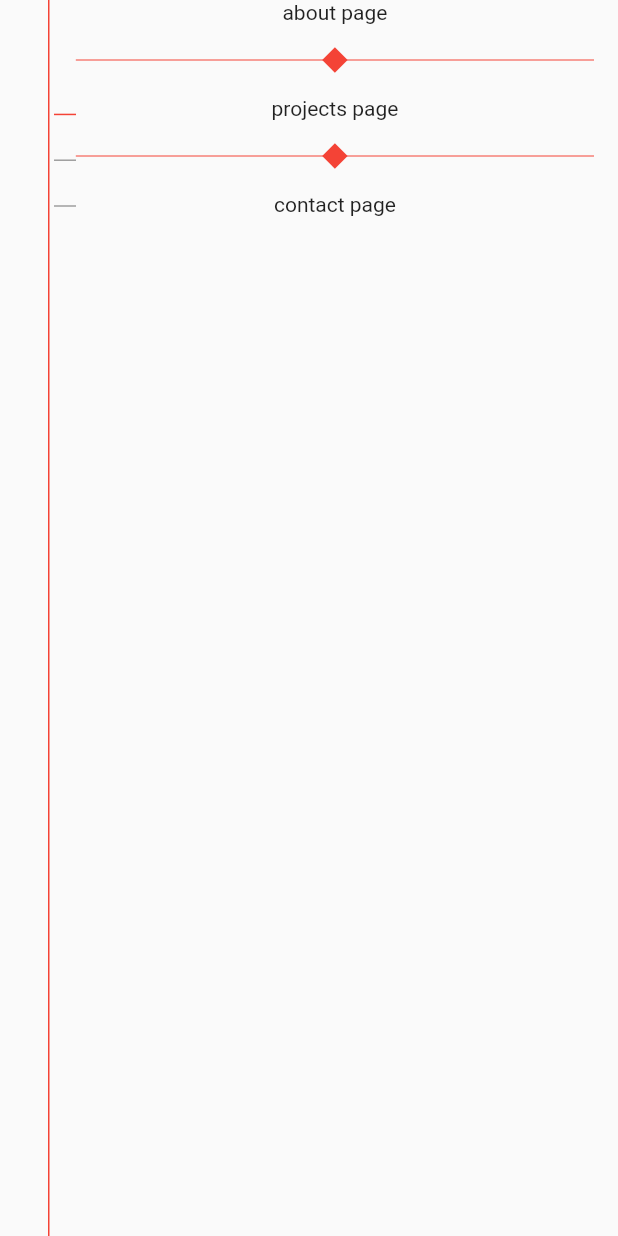
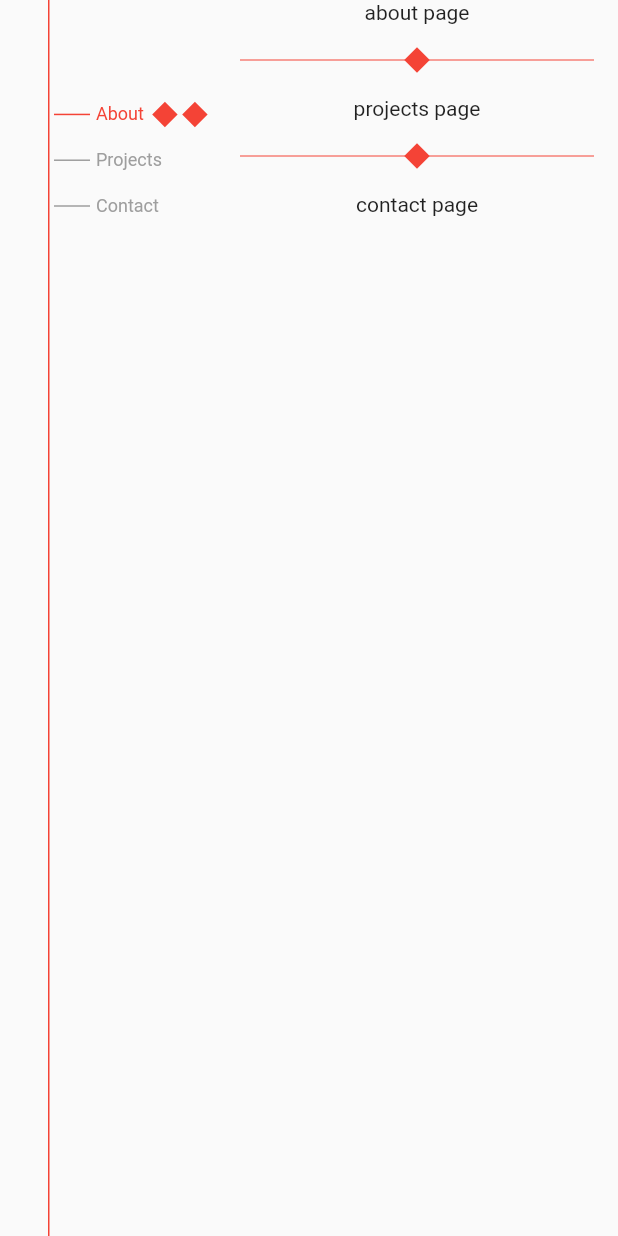
Before and after one commit to emirac/resume, a Flutter app: the screen it shows after launch, on a phone screen of 412 x 824 dp. Run offline on Flutter 3.47's test engine with Material 2 defaults, Android fonts, the phone set to English and light mode, and no system bars.

Commit message:
Added menu

```diff
--- a/lib/main.dart
+++ b/lib/main.dart
@@ -1,12 +1,18 @@
 import 'package:flutter/material.dart';
+import 'package:provider/provider.dart';
 import 'package:resume/pages/about_page.dart';
 import 'package:resume/pages/contact_page.dart';
 import 'package:resume/pages/projects_page.dart';
+import 'package:resume/providers/menu_provider.dart';
 import 'package:resume/widgtes/common/divider.dart';
 import 'package:resume/widgtes/common/menu.dart';
 
 void main() {
-  runApp(MyApp());
+  runApp(MultiProvider(providers: [
+    ChangeNotifierProvider<MenuProvider>(
+      create: (_) => MenuProvider(),
+    ),
+  ], child: MyApp()));
 }
 
 class MyApp extends StatelessWidget {
@@ -22,7 +28,11 @@ class MyApp extends StatelessWidget {
           padding: EdgeInsets.only(right: 16, left: 16),
           child: Row(
             children: [
-              Expanded(
+              ConstrainedBox(
+                constraints: BoxConstraints(
+                  minWidth: 124,
+                  maxWidth: 144,
+                ),
                 child: Stack(
                   children: [
                     Positioned(
--- /dev/null
+++ b/lib/providers/menu_provider.dart
@@ -0,0 +1,13 @@
+import 'package:flutter/material.dart';
+import 'package:resume/utils/pages.dart';
+
+class MenuProvider extends ChangeNotifier {
+  MenuProvider();
+
+  Pages activeRoute = Pages.About;
+
+  void setActiveRoute(Pages route) {
+    this.activeRoute = route;
+    this.notifyListeners();
+  }
+}
--- /dev/null
+++ b/lib/utils/pages.dart
@@ -0,0 +1,5 @@
+enum Pages {
+  About,
+  Projects,
+  Contact,
+}
--- a/lib/widgtes/common/menu.dart
+++ b/lib/widgtes/common/menu.dart
@@ -1,4 +1,5 @@
 import 'package:flutter/material.dart';
+import 'package:resume/utils/pages.dart';
 import 'package:resume/widgtes/common/menu_item.dart';
 
 class Menu extends StatelessWidget {
@@ -9,8 +10,6 @@ class Menu extends StatelessWidget {
     return Container(
       height: height,
       child: Stack(
-        // mainAxisAlignment: MainAxisAlignment.start,
-        // crossAxisAlignment: CrossAxisAlignment.start,
         children: <Widget>[
           Positioned(
             top: 0,
@@ -32,31 +31,22 @@ class Menu extends StatelessWidget {
               ),
               Expanded(
                 child: MenuItem(
-                  text: 'About',
-                  isActive: true,
+                  page: Pages.About,
                 ),
               ),
               Expanded(
                 child: MenuItem(
-                  text: 'Projects',
-                  isActive: false,
+                  page: Pages.Projects,
                 ),
               ),
               Expanded(
                 child: MenuItem(
-                  text: 'Contact',
-                  isActive: false,
+                  page: Pages.Contact,
                 ),
               ),
               Spacer(flex: 22),
             ],
           )
-          // Expanded(
-          //   child: VerticalDivider(
-          //     color: Colors.red,
-          //   ),
-          //   flex: 12,
-          // ),
         ],
       ),
     );
--- a/lib/widgtes/common/menu_item.dart
+++ b/lib/widgtes/common/menu_item.dart
@@ -1,51 +1,71 @@
 import 'package:flutter/material.dart';
+import 'package:provider/provider.dart';
+import 'package:resume/providers/menu_provider.dart';
+import 'package:resume/utils/pages.dart';
 import 'package:resume/widgtes/common/diamond.dart';
 
 class MenuItem extends StatelessWidget {
-  final String text;
-  final bool isActive;
+  final Pages page;
 
-  MenuItem({this.text = '', this.isActive = false});
+  MenuItem({this.page = Pages.About});
 
   @override
   Widget build(BuildContext context) {
+    String text = this.page.toString().split('.').last;
+
     return SizedBox(
       height: 32,
       width: 150,
       child: Padding(
         padding: const EdgeInsets.all(4),
-        child: Row(
+        child: Consumer<MenuProvider>(
+          builder: (_, MenuProvider menu, __) => Row(
             children: [
               SizedBox(
                 height: 1,
                 width: 24,
                 child: DecoratedBox(
                   decoration: BoxDecoration(
-                    color: this.isActive ? Colors.red : Colors.grey),
+                      color: menu.activeRoute == this.page
+                          ? Colors.red
+                          : Colors.grey),
                 ),
               ),
               Padding(
                 padding: const EdgeInsets.all(4.0),
+                child: MouseRegion(
+                  cursor: SystemMouseCursors.click,
+                  child: GestureDetector(
+                    onTap: () => {menu.setActiveRoute(this.page)},
                     child: Text(
-                this.text,
+                      text,
                       style: TextStyle(
                         fontSize: 12,
-                  color: this.isActive ? Colors.red : Colors.grey,
+                        color: menu.activeRoute == this.page
+                            ? Colors.red
+                            : Colors.grey,
                         decoration: TextDecoration.none,
+                      ),
+                    ),
                   ),
                 ),
               ),
               Padding(
                 padding: const EdgeInsets.all(4.0),
                 child: Diamond(
-                  color: this.isActive ? Colors.red : Colors.transparent),
+                    color: menu.activeRoute == this.page
+                        ? Colors.red
+                        : Colors.transparent),
               ),
               Padding(
                 padding: const EdgeInsets.all(4.0),
                 child: Diamond(
-                  color: this.isActive ? Colors.red : Colors.transparent),
+                    color: menu.activeRoute == this.page
+                        ? Colors.red
+                        : Colors.transparent),
               ),
             ],
+          ),
         ),
       ),
     );
--- a/pubspec.yaml
+++ b/pubspec.yaml
@@ -28,6 +28,7 @@ dependencies:
   # The following adds the Cupertino Icons font to your application.
   # Use with the CupertinoIcons class for iOS style icons.
   cupertino_icons: ^1.0.2
+  provider: ^5.0.0
 
 dev_dependencies:
   flutter_test:
```
Also changed, not shown: pubspec.lock. Lines whose indentation alone changed are shown as unchanged.
